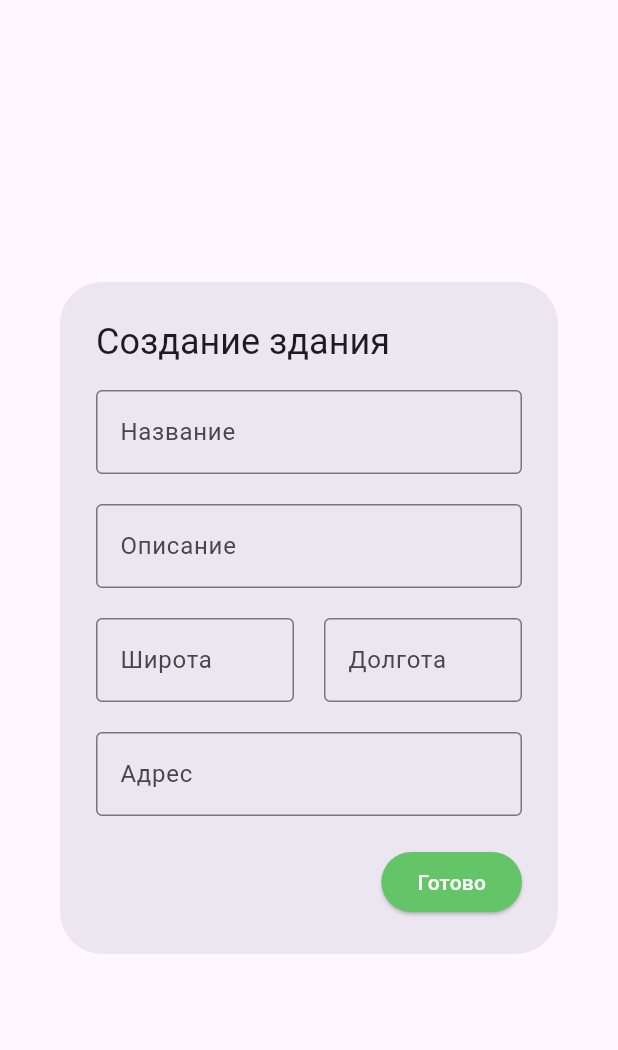
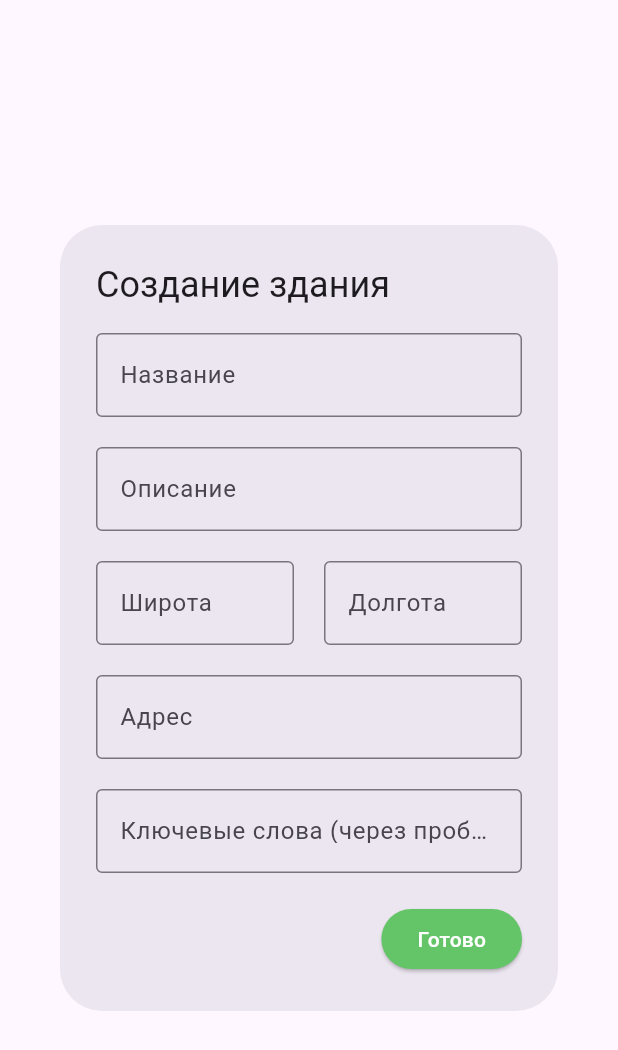
Before and after one commit to Dspsyuodd/istu_map_admin_panel, a Flutter app: the BuildingCreateForm widget shown alone on an empty page, opened directly, on a phone screen of 412 x 824 dp. Shown: the top 1050 px of the screen. Run offline on Flutter 3.47's test engine with Material 3 defaults, Android fonts, the light colour scheme and no system bars; our stand-ins replace bloc, dartz, equatable, flutter_bloc, gap, get_it and 2 more; missing offline and left inert: flutter_dropzone; network calls fail.

Commit message:
building & waypoint keywords

```diff
--- a/lib/admin_panel/data/repositories/building_repository_impl.dart
+++ b/lib/admin_panel/data/repositories/building_repository_impl.dart
@@ -23,6 +23,7 @@ class BuildingRepositoryImpl extends ExceptionsHandler
           if (object.description != null) "Description": object.description!,
           "Latitude": object.latitude.toString(),
           "Longitude": object.longitude.toString(),
+          if (object.keywords != null) "Keywords": object.keywords,
         },
       ),
     );
--- a/lib/admin_panel/data/repositories/waypoint_repository_impl.dart
+++ b/lib/admin_panel/data/repositories/waypoint_repository_impl.dart
@@ -24,6 +24,7 @@ class WaypointRepositoryImpl extends ExceptionsHandler
           "Title": object.title,
           "X": object.x,
           "Y": object.y,
+          if (object.keywords != null) "Keywords": object.keywords,
         },
       ),
     );
--- a/lib/admin_panel/domain/entities/building.dart
+++ b/lib/admin_panel/domain/entities/building.dart
@@ -9,6 +9,7 @@ class Building extends Equatable {
   final String address;
   final double latitude;
   final double longitude;
+  final String? keywords;
 
 
 
@@ -20,6 +21,7 @@ class Building extends Equatable {
     required this.address,
     required this.latitude,
     required this.longitude,
+    this.keywords,
   });
 
   @override
--- a/lib/admin_panel/ui/map_edit_bloc/map_edit_event.dart
+++ b/lib/admin_panel/ui/map_edit_bloc/map_edit_event.dart
@@ -43,6 +43,11 @@ class DeleteWaypoint extends MapEditEvent {
   const DeleteWaypoint(this.waypoint);
 }
 
+class AddEdgeBetweenFloor extends MapEditEvent {
+  final Waypoint waypoint;
+  const AddEdgeBetweenFloor(this.waypoint);
+}
+
 class DeleteEdge extends MapEditEvent {}
 
 class UpdateWaypoint extends MapEditEvent {}
--- a/lib/admin_panel/ui/widgets/app_bar.dart
+++ b/lib/admin_panel/ui/widgets/app_bar.dart
@@ -33,10 +33,7 @@ class _AdminAppBarState extends State<AdminAppBar> {
       decoration: const BoxDecoration(
         color: Color.fromRGBO(73, 83, 131, 1),
         boxShadow: [
-          BoxShadow(
-              color: Colors.black,
-              blurRadius: 5,
-              spreadRadius: 2),
+          BoxShadow(color: Colors.black, blurRadius: 5, spreadRadius: 2),
         ],
       ),
       height: double.infinity,
--- a/lib/admin_panel/ui/widgets/building_create_form.dart
+++ b/lib/admin_panel/ui/widgets/building_create_form.dart
@@ -11,6 +11,7 @@ class BuildingCreateForm extends StatelessWidget {
     var title = '';
     var address = '';
     var description = '';
+    String? keywords;
     double? latitude;
     double? longtitude;
     return AlertDialog(
@@ -88,6 +89,18 @@ class BuildingCreateForm extends StatelessWidget {
               ),
             ),
             const Gap(20),
+            TextField(
+              onChanged: (value) {
+                keywords = value;
+              },
+              minLines: 1,
+              maxLines: 5,
+              decoration: const InputDecoration(
+                labelText: 'Ключевые слова (через пробед без запятых)',
+                border: OutlineInputBorder(),
+              ),
+            ),
+            const Gap(20),
             Align(
               alignment: Alignment.centerRight,
               child: ElevatedButton(
@@ -105,6 +118,7 @@ class BuildingCreateForm extends StatelessWidget {
                         address: address,
                         latitude: latitude!,
                         longitude: longtitude!,
+                        keywords: keywords,
                       ),
                     );
                   }
--- a/lib/admin_panel/ui/widgets/floor_create_form.dart
+++ b/lib/admin_panel/ui/widgets/floor_create_form.dart
@@ -34,7 +34,9 @@
                 border: OutlineInputBorder(),
               ),
             ),
+
             const Gap(20),
+
             Container(
               decoration: BoxDecoration(
                 border: Border.all(color: Colors.grey, width: 2),
--- a/lib/admin_panel/ui/widgets/marker_redactor.dart
+++ b/lib/admin_panel/ui/widgets/marker_redactor.dart
@@ -113,6 +113,9 @@ class _MarkerRedactorState extends State<MarkerRedactor> {
                                       BlocProvider.of<MapEditBloc>(context)
                                           .add(DeleteWaypoint(e));
                                     }
+                                    if (state.editMode == MapEditMode.betweenFloors) {
+                                      BlocProvider.of<MapEditBloc>(context).add(AddEdgeBetweenFloor(e));
+                                    }
                                   },
                                   behavior: HitTestBehavior.translucent,
                                   child: WaypointView(
```
Also changed, not shown: lib/admin_panel/domain/entities/waypoint.dart (+6 -3 lines), lib/admin_panel/ui/map_edit_bloc/map_edit_bloc.dart (+24 -1 lines), lib/admin_panel/ui/widgets/wapoint_create_form.dart (+14 -0 lines).
